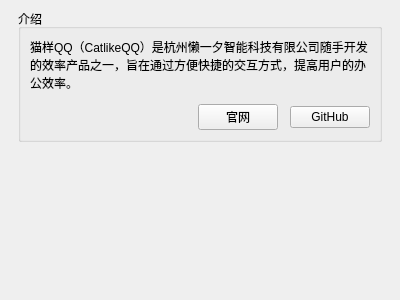
Above: widgets/settings/aboutwidget.ui from iwxyi/CatlikeQQ before the change. Below: the same form after it.
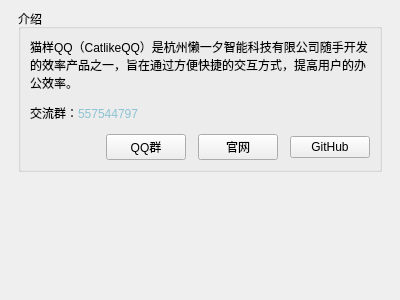
That is the form after the change. Custom widgets are drawn as their Qt base class.

Commit message: 添加QQ交流群

What changed in the file:
```diff
--- a/widgets/settings/aboutwidget.ui
+++ b/widgets/settings/aboutwidget.ui
@@ -38,7 +38,9 @@
       <item>
        <widget class="QLabel" name="label">
         <property name="text">
-         <string>猫样QQ（CatlikeQQ）是杭州懒一夕智能科技有限公司随手开发的效率产品之一，旨在通过方便快捷的交互方式，提高用户的办公效率。</string>
+         <string>&lt;p&gt;猫样QQ（CatlikeQQ）是杭州懒一夕智能科技有限公司随手开发的效率产品之一，旨在通过方便快捷的交互方式，提高用户的办公效率。&lt;/p&gt;
+
+&lt;p&gt;交流群：&lt;a target=&quot;_blank&quot; href=&quot;https://qm.qq.com/cgi-bin/qm/qr?k=L0lcp-KvdNkJDUqEVi6j5hBpGdD77lK5&amp;jump_from=webapi&quot;&gt;&lt;span style=&quot;text-decoration: none; color:#8cc2d4;&quot;&gt;557544797&lt;/span&gt;&lt;/a&gt;&lt;/p&gt;</string>
         </property>
         <property name="wordWrap">
          <bool>true</bool>
@@ -60,6 +62,13 @@
           </property>
          </spacer>
         </item>
+        <item>
+         <widget class="InteractiveButtonBase" name="qqButton">
+          <property name="text">
+           <string>QQ群</string>
+          </property>
+         </widget>
+        </item>
         <item>
          <widget class="InteractiveButtonBase" name="officialButton">
           <property name="text">
```
The commit also changes 3 other files.
